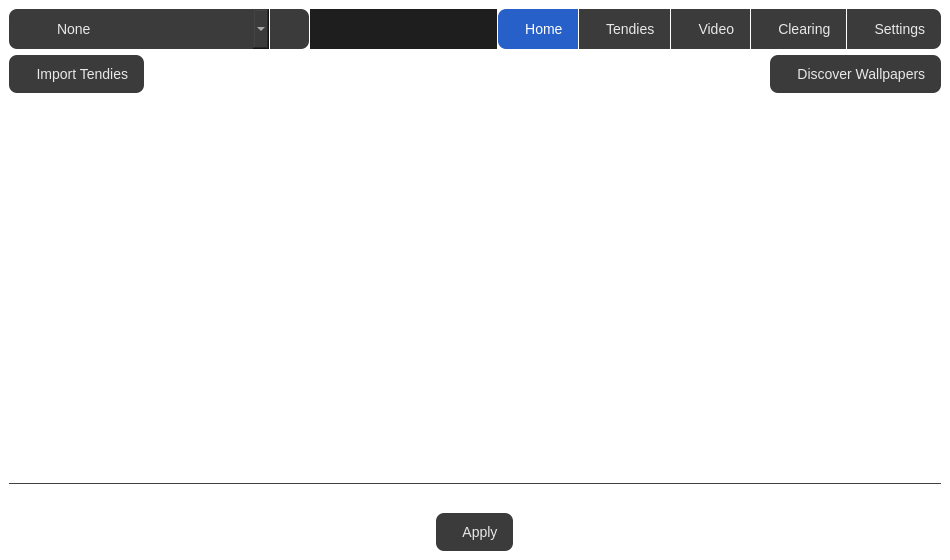
Qt form src/mainwindow.ui (leminlimez/Poster-Chef) before a commit.
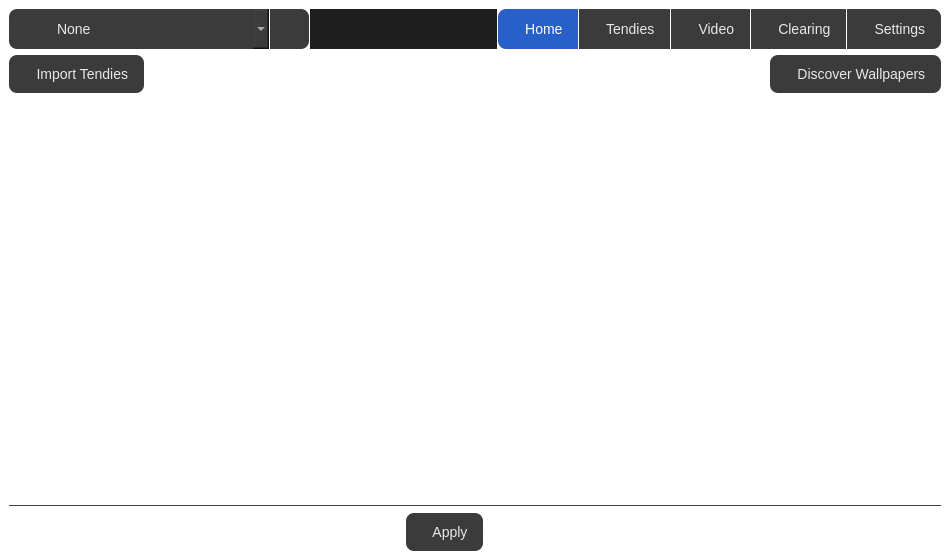
The same form after that commit. The open tabs and pages were chosen to show the change. Icons and pictures are not drawn.

Commit message: skip setup is enabled label

```diff
--- a/src/mainwindow.ui
+++ b/src/mainwindow.ui
@@ -1754,8 +1754,8 @@
                <rect>
                 <x>0</x>
                 <y>0</y>
-                <width>924</width>
-                <height>330</height>
+                <width>90</width>
+                <height>16</height>
                </rect>
               </property>
              </widget>
@@ -2308,13 +2308,6 @@
          </property>
         </widget>
        </item>
-       <item>
-        <widget class="QLabel" name="applyStatusLbl">
-         <property name="text">
-          <string notr="true">Apply Status</string>
-         </property>
-        </widget>
-       </item>
        <item>
         <widget class="QWidget" name="bottomBar" native="true">
          <layout class="QHBoxLayout" name="horizontalLayout_2">
@@ -2330,6 +2323,26 @@
           <property name="bottomMargin">
            <number>0</number>
           </property>
+          <item>
+           <widget class="QLabel" name="applyStatusLbl">
+            <property name="text">
+             <string notr="true">Apply Status</string>
+            </property>
+           </widget>
+          </item>
+          <item>
+           <spacer name="horizontalSpacer_4">
+            <property name="orientation">
+             <enum>Qt::Horizontal</enum>
+            </property>
+            <property name="sizeHint" stdset="0">
+             <size>
+              <width>40</width>
+              <height>20</height>
+             </size>
+            </property>
+           </spacer>
+          </item>
           <item>
            <widget class="QToolButton" name="applyBtn">
             <property name="enabled">
@@ -2350,6 +2363,29 @@
             </property>
            </widget>
           </item>
+          <item>
+           <spacer name="horizontalSpacer_11">
+            <property name="orientation">
+             <enum>Qt::Horizontal</enum>
+            </property>
+            <property name="sizeHint" stdset="0">
+             <size>
+              <width>40</width>
+              <height>20</height>
+             </size>
+            </property>
+           </spacer>
+          </item>
+          <item>
+           <widget class="QLabel" name="skipSetupEnabledLbl">
+            <property name="text">
+             <string>Skip Setup is enabled.</string>
+            </property>
+            <property name="alignment">
+             <set>Qt::AlignRight|Qt::AlignTrailing|Qt::AlignVCenter</set>
+            </property>
+           </widget>
+          </item>
          </layout>
         </widget>
        </item>
```
Left out of the diff: 46 changed lines with no effect on the pictures. The commit also changes 1 other file.
